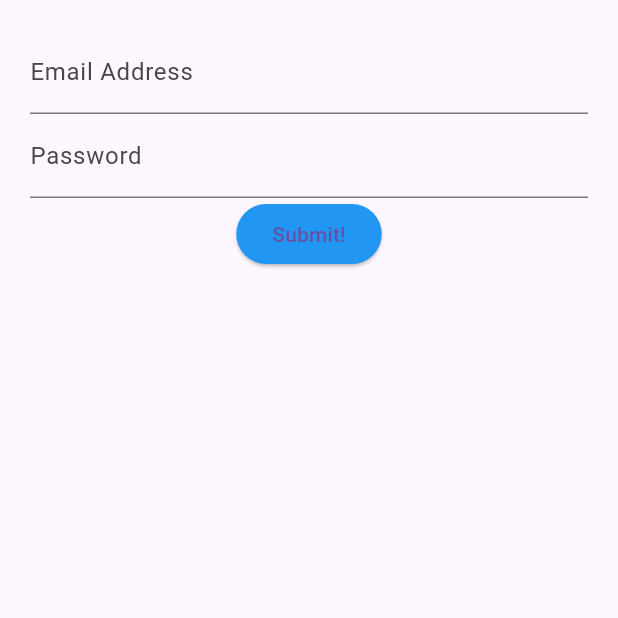
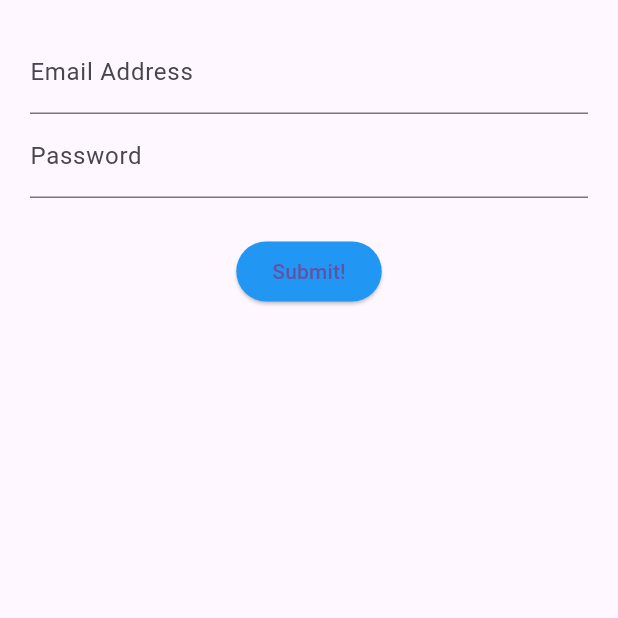
Before and after one commit to jaques67/udemy_stephen_girder, a Flutter app: the screen it shows after launch, on a phone screen of 412 x 824 dp, the top half of it. Run offline on Flutter 3.47's test engine with Material 3 defaults, Android fonts, the phone set to English and light mode, and no system bars.

Commit message:
Lesson 114
Layout Control

```diff
--- a/Flutter_and_Dart/login_stateful/lib/src/screens/login_screen.dart
+++ b/Flutter_and_Dart/login_stateful/lib/src/screens/login_screen.dart
@@ -17,6 +17,7 @@ class LoginScreenState extends State<LoginScreen> {
           children: [
             emailField(),
             passwordField(),
+            Container(margin: const EdgeInsets.only(top: 25.0),),
             submitButton(),
           ],
         ),
```
